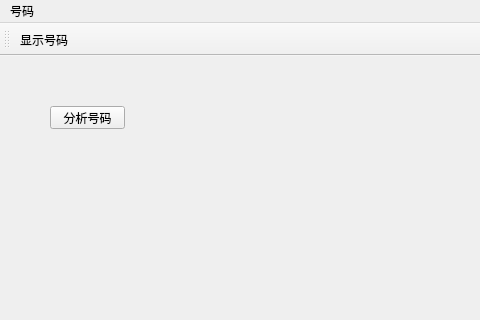
The window that mainwindow.ui (samksan/QT_QLC) describes before a commit, drawn with Qt 5; both pictures show x 0 to 480 and y 0 to 320 of the 720 by 540 pixel window.
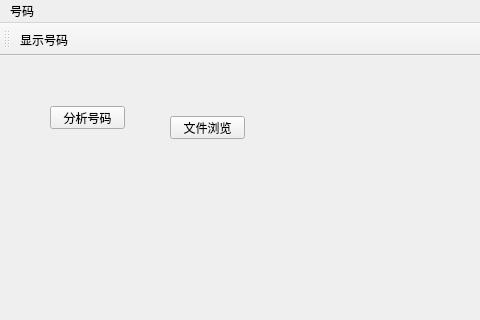
The same window after the commit. Icons and pictures are not drawn.

```diff
--- a/mainwindow.ui
+++ b/mainwindow.ui
@@ -27,6 +27,19 @@
      <string>分析号码</string>
     </property>
    </widget>
+   <widget class="QPushButton" name="pushButton">
+    <property name="geometry">
+     <rect>
+      <x>170</x>
+      <y>60</y>
+      <width>75</width>
+      <height>23</height>
+     </rect>
+    </property>
+    <property name="text">
+     <string>文件浏览</string>
+    </property>
+   </widget>
   </widget>
   <widget class="QMenuBar" name="menuBar">
    <property name="geometry">
```
